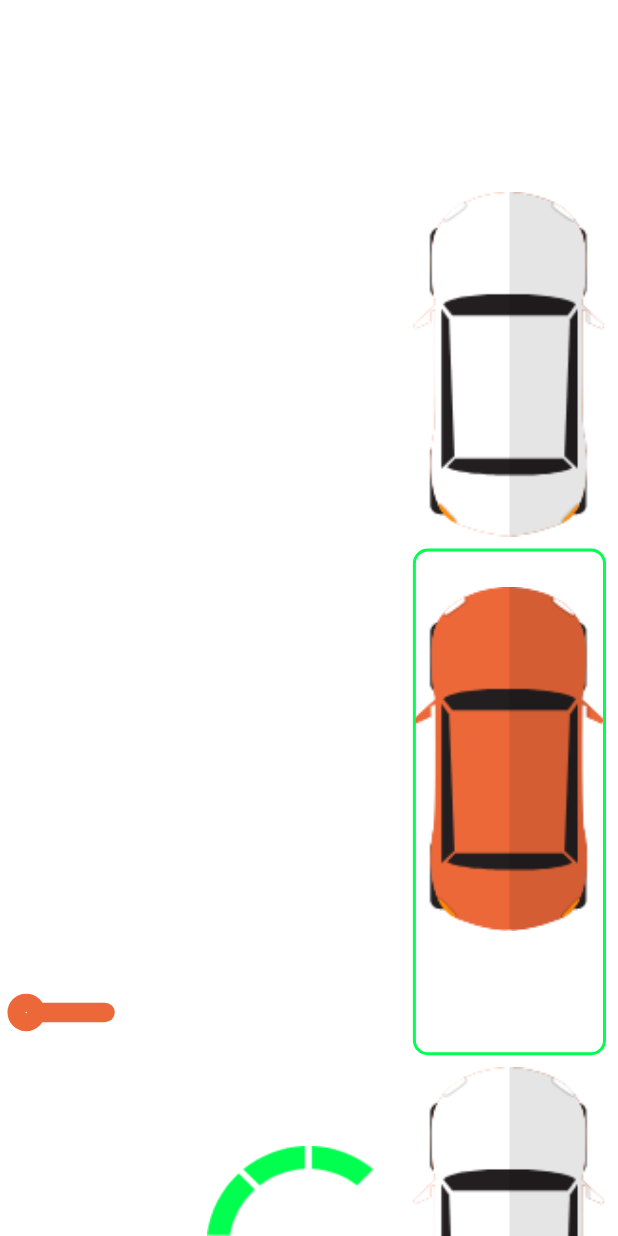
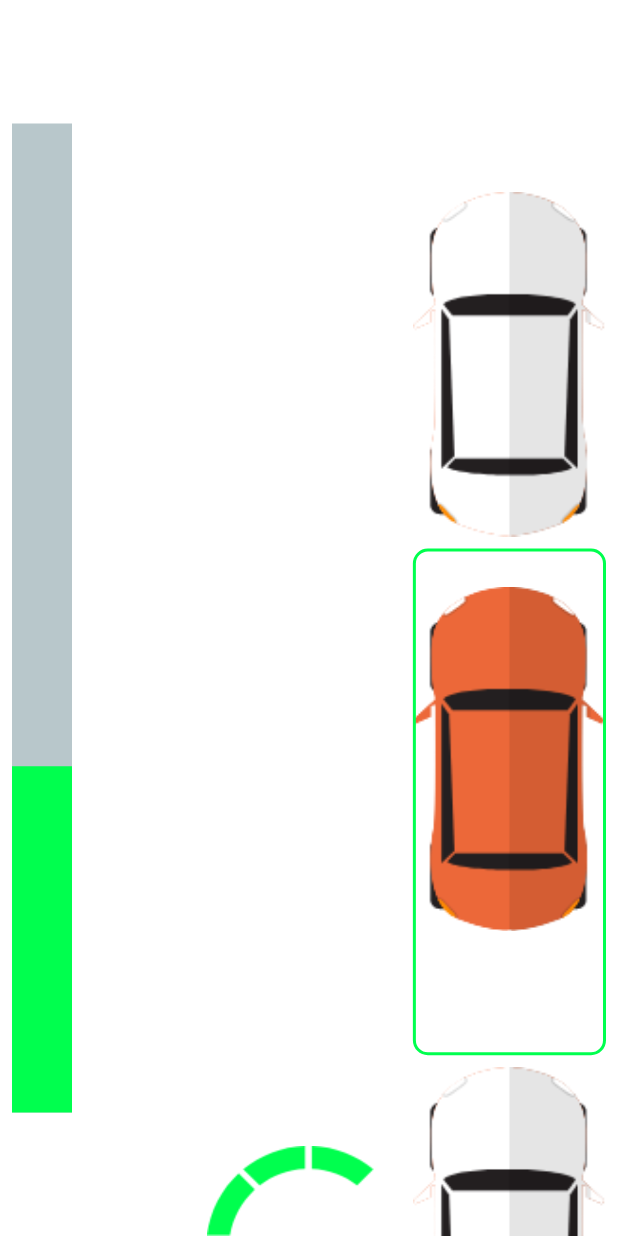
Before and after one commit to fabriciovalli/parking-app, a Flutter app: the ParkingStepFour screen opened by its route, on a phone screen of 412 x 824 dp. Run offline on Flutter 3.47's test engine with Material 2 defaults, Android fonts, the phone set to English and light mode, and no system bars; network calls fail; statements that could not run were skipped.

Commit message:
implementacao da parte 4 e progress bar

```diff
--- a/lib/screens/parking/step_four.dart
+++ b/lib/screens/parking/step_four.dart
@@ -1,19 +1,26 @@
 import 'package:app4car/colors.dart';
+import 'package:app4car/models/controller_data.dart';
 import 'package:app4car/screens/parking/parking_car.dart';
-import 'package:app4car/utils/app4car.dart';
+import 'package:app4car/utils/car_communication.dart';
 import 'package:app4car/widgets/arc_stepper.dart';
-import 'package:app4car/widgets/bottom_appbar.dart';
+import 'package:app4car/widgets/percent_indicator.dart';
 import 'package:app4car/widgets/slider.dart';
 import 'package:flutter/material.dart';
 
 import 'package:flutter/services.dart';
 
 class ParkingStepFour extends StatefulWidget {
+  final CarCommunication communicationController;
+
+  const ParkingStepFour({Key key, this.communicationController})
+      : super(key: key);
+
   @override
   _ParkingStepFourState createState() => new _ParkingStepFourState();
 }
 
-class _ParkingStepFourState extends State<ParkingStepFour> with TickerProviderStateMixin {
+class _ParkingStepFourState extends State<ParkingStepFour>
+    with TickerProviderStateMixin {
   final flexTopCar = 3;
   final flexSpot = 3;
   final flexBottomCar = 1;
@@ -36,8 +43,19 @@ class _ParkingStepFourState extends State<ParkingStepFour> with TickerProviderSt
     sliderPercent = 0.35;
     stage = 4;
 
-    _controller = AnimationController(vsync: this, duration: Duration(seconds: 2));
+    _controller =
+        AnimationController(vsync: this, duration: Duration(seconds: 2));
     _controller.forward();
+    widget.communicationController.addListener(_onMessageReceived);
+  }
+
+  _onMessageReceived(message) {
+    ControllerData data = controllerDataFromJson(message);
+    setState(() {
+      // _data = data;
+      sliderPercent = double.parse(data.progresso) / 100;
+      // stage = int.parse(_data.passo);
+    });
   }
 
   Widget _builder(BuildContext context, BoxConstraints constraints) {
@@ -48,8 +66,11 @@ class _ParkingStepFourState extends State<ParkingStepFour> with TickerProviderSt
     final Size parkingCarSize = Size(width / 3.2, height * 0.4 - 20);
     final Size parkingSpotSize = Size(width / 3.2, height * 0.4 - 20);
 
-    double goalPosition = height * (flexTopCar + flexSpot / 2) * (1 / (flexTopCar + flexSpot + flexBottomCar));
-    double spotSize = height * (flexSpot / (flexTopCar + flexSpot + flexBottomCar));
+    double goalPosition = height *
+        (flexTopCar + flexSpot / 2) *
+        (1 / (flexTopCar + flexSpot + flexBottomCar));
+    double spotSize =
+        height * (flexSpot / (flexTopCar + flexSpot + flexBottomCar));
     double sliderPosition = sliderY + parkingCarSize.height * 0.45;
 
     _top = Tween(
@@ -73,18 +94,27 @@ class _ParkingStepFourState extends State<ParkingStepFour> with TickerProviderSt
     List<Widget> stack = <Widget>[
       Column(
         crossAxisAlignment: CrossAxisAlignment.stretch,
+        mainAxisAlignment: MainAxisAlignment.center,
         mainAxisSize: MainAxisSize.max,
         children: <Widget>[
-          Expanded(
-            child: SliderMarks(
-              markCount: 80,
-              color: Color(0x55FFFFFF),
-              paddingTop: paddingTop,
-              paddingBottom: paddingBottom,
-              position: sliderPosition,
-              goalMarkPosition: goalPosition, // 2.5,
-              spotSize: spotSize, //0.4,
+          Padding(
+            padding: EdgeInsets.all(8.0),
+            child: LinearPercentIndicator(
+              height: height * .8,
+              lineWidth: 40.0,
+              percent: sliderPercent,
+              linearStrokeCap: LinearStrokeCap.butt,
+              progressColor: kApp4CarGreen,
             ),
+            // child: SliderMarks(
+            //   markCount: 80,
+            //   color: Color(0x55FFFFFF),
+            //   paddingTop: paddingTop,
+            //   paddingBottom: paddingBottom,
+            //   position: sliderPosition,
+            //   goalMarkPosition: goalPosition, // 2.5,
+            //   spotSize: spotSize, //0.4,
+            // ),
           )
         ],
       ),
@@ -128,7 +158,9 @@ class _ParkingStepFourState extends State<ParkingStepFour> with TickerProviderSt
                 child: Container(
                   height: parkingSpotSize.height * .5,
                   width: parkingSpotSize.width,
-                  decoration: BoxDecoration(border: Border.all(color: kApp4CarGreen, width: 2.0), borderRadius: BorderRadius.circular(10.0)),
+                  decoration: BoxDecoration(
+                      border: Border.all(color: kApp4CarGreen, width: 2.0),
+                      borderRadius: BorderRadius.circular(10.0)),
                 ),
               ),
               new SizedBox(
@@ -170,6 +202,7 @@ class _ParkingStepFourState extends State<ParkingStepFour> with TickerProviderSt
   @override
   void dispose() {
     _controller.dispose();
+    widget.communicationController.removeListener(_onMessageReceived);
     super.dispose();
   }
 }
--- a/lib/screens/parking/step_three.dart
+++ b/lib/screens/parking/step_three.dart
@@ -58,7 +58,6 @@ class _ParkingStepThreeState extends State<ParkingStepThree>
     ControllerData data = controllerDataFromJson(message);
     setState(() {
       // _data = data;
-      print(data.progresso);
       sliderPercent = double.parse(data.progresso) / 100;
       // stage = int.parse(_data.passo);
     });
--- a/lib/screens/parking_steps.dart
+++ b/lib/screens/parking_steps.dart
@@ -65,7 +65,9 @@ class _ParkingStepsState extends State<ParkingSteps> {
         );
         break;
       case 4:
-        stepToRender = ParkingStepFour();
+        stepToRender = ParkingStepFour(
+          communicationController: controller,
+        );
         break;
       default:
     }
--- a/lib/utils/websockets.dart
+++ b/lib/utils/websockets.dart
@@ -10,7 +10,8 @@ WebSocketsNotifications sockets = new WebSocketsNotifications();
 /// Put your WebSockets server IP address and port number
 ///
 // const String _SERVER_ADDRESS = "ws://192.168.0.21:34263";
-const String _SERVER_ADDRESS = "ws://192.168.25.86:34263";
+// const String _SERVER_ADDRESS = "ws://127.0.0.1:34263";
+const String _SERVER_ADDRESS = "ws://192.168.4.15:81";
 
 class WebSocketsNotifications {
   static final WebSocketsNotifications _sockets =
@@ -113,6 +114,7 @@ class WebSocketsNotifications {
   /// a message from the server
   /// ----------------------------------------------------------
   _onReceptionOfMessageFromServer(message) {
+    print(message);
     _listeners.forEach((Function callback) {
       callback(message);
     });
```
